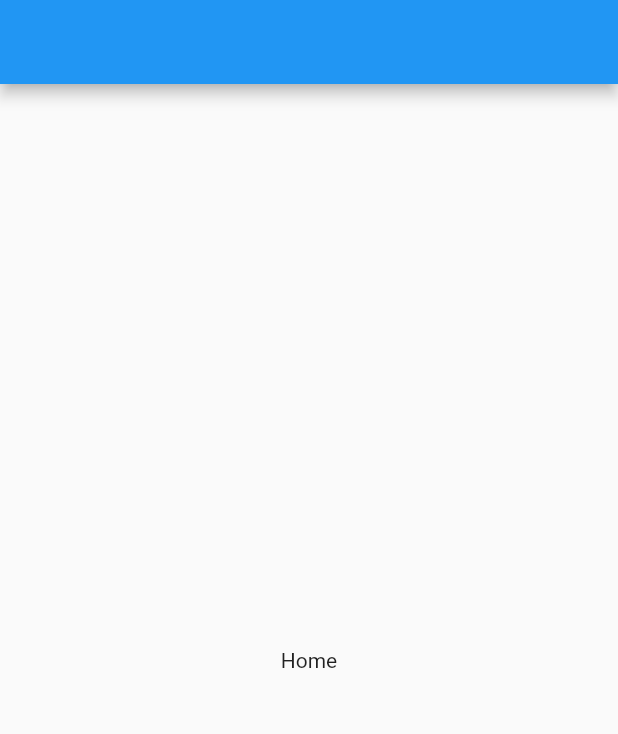
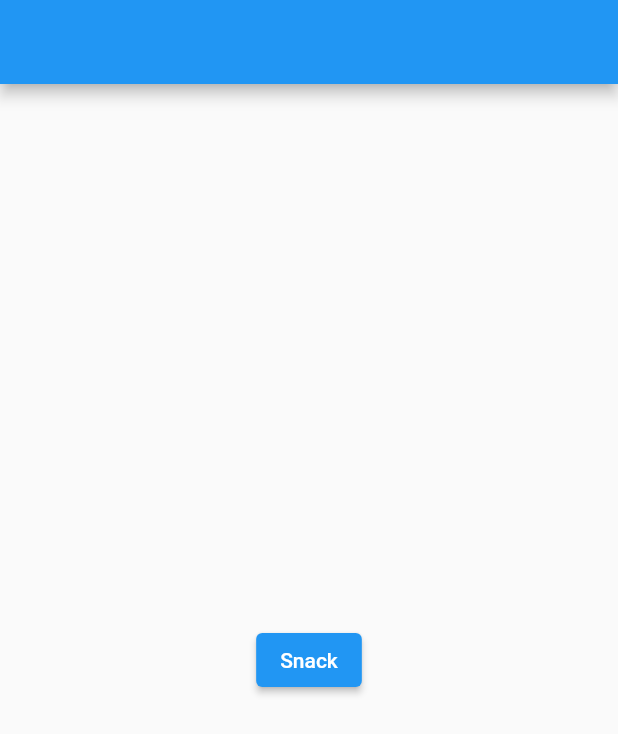
Before and after one commit to dikynugraha1111/state_get_x, a Flutter app: the screen it shows after launch, on a phone screen of 412 x 824 dp. Shown: the top 734 px of the screen. Run offline on Flutter 3.47's test engine with Material 2 defaults, Android fonts, the phone set to English and light mode, and no system bars; our stand-ins replace get.

Commit message:
Added SnackBar with GetX

```diff
--- a/lib/main.dart
+++ b/lib/main.dart
@@ -23,7 +23,19 @@
   Widget build(BuildContext context) {
     return Scaffold(
       appBar: AppBar(),
-      body: const Center(child: Text("Home")),
+      body: Center(
+        child: ElevatedButton(
+          onPressed: () {
+            Get.snackbar(
+              "Ini Judul",
+              "Ini Pesan",
+              animationDuration: const Duration(milliseconds: 500),
+              snackStyle: SnackStyle.FLOATING,
+            );
+          },
+          child: const Text("Snack"),
+        ),
+      ),
     );
   }
 }
```
